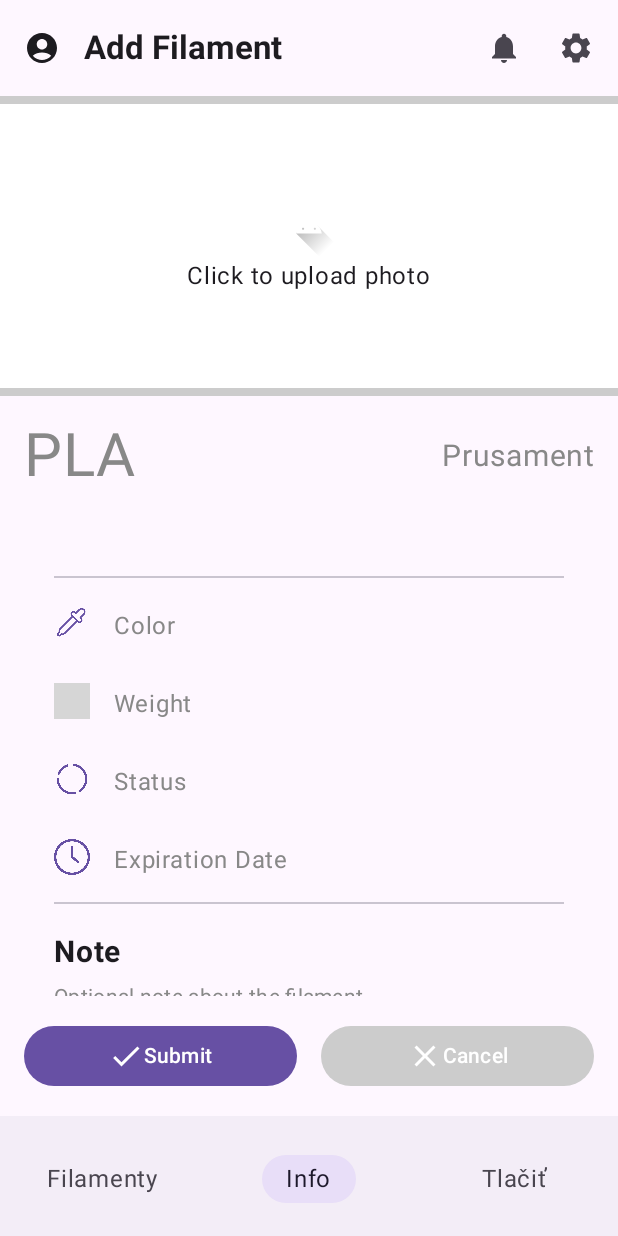
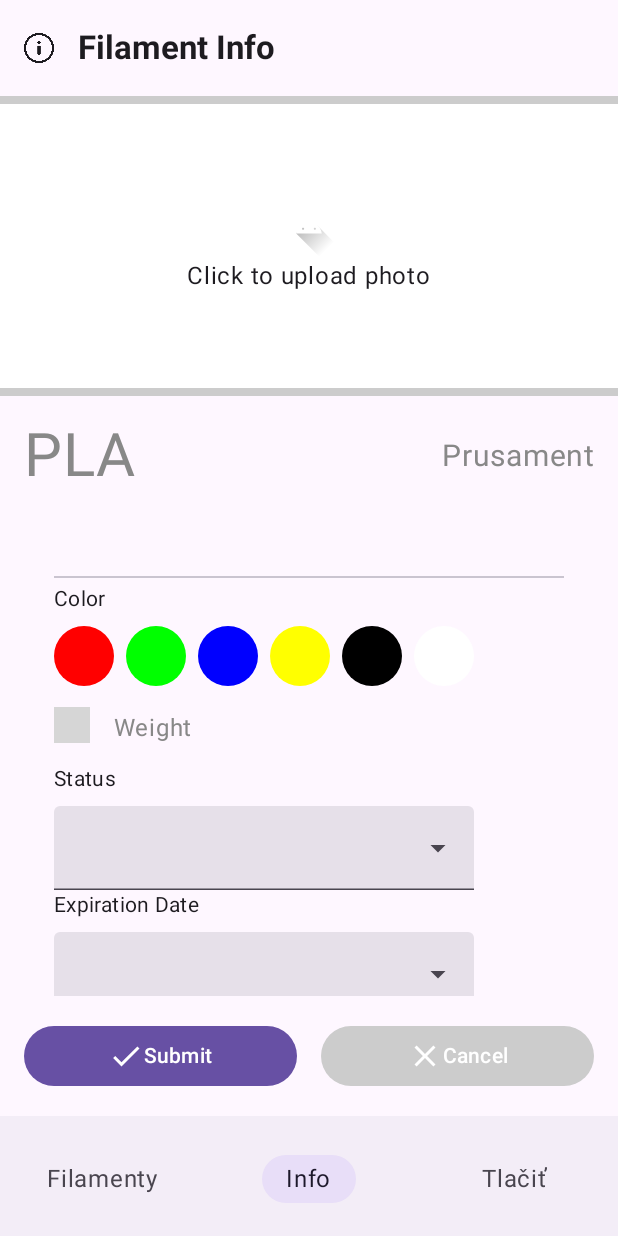
Before and after one commit to Moriacik/SpoolSync, an Android app built with Jetpack Compose: the FilamentNfcScreen screen opened through its navigation route, after a tap on "Add", on a phone screen of 412 x 824 dp. Run offline under Robolectric (Android 15) with nearby library versions, the phone set to English and light mode, and no system bars; our stand-ins replace Firebase (no records; nobody signed in at launch, a user with empty details on screens opened directly); grey boxes are pictures that could not be loaded.

Commit message:
prerabka formulara
prerabka formulara

```diff
--- a/SpoolSync/app/src/main/java/com/example/spoolsync/Navigation.kt
+++ b/SpoolSync/app/src/main/java/com/example/spoolsync/Navigation.kt
@@ -27,7 +27,7 @@ fun SpoolSyncApp() {
 
     NavHost(
         navController = navController,
-        startDestination = "login"
+        startDestination = "filaments",
     ) {
         composable("login") {
             LoginScreen(navController, authViewModel)
--- a/SpoolSync/app/src/main/java/com/example/spoolsync/ui/FilamentFormScreen.kt
+++ b/SpoolSync/app/src/main/java/com/example/spoolsync/ui/FilamentFormScreen.kt
@@ -2,6 +2,7 @@ package com.example.spoolsync.ui
 
 import androidx.compose.foundation.Image
 import androidx.compose.foundation.background
+import androidx.compose.foundation.border
 import androidx.compose.foundation.clickable
 import androidx.compose.foundation.layout.Arrangement
 import androidx.compose.foundation.layout.Box
@@ -20,6 +21,7 @@ import androidx.compose.foundation.text.BasicTextField
 import androidx.compose.foundation.verticalScroll
 import androidx.compose.material.icons.Icons
 import androidx.compose.material.icons.filled.AccountCircle
+import androidx.compose.material.icons.filled.ArrowDropDown
 import androidx.compose.material.icons.filled.Check
 import androidx.compose.material.icons.filled.Close
 import androidx.compose.material.icons.filled.Notifications
@@ -28,7 +30,9 @@ import androidx.compose.material3.BottomAppBar
 import androidx.compose.material3.Button
 import androidx.compose.material3.ButtonDefaults
 import androidx.compose.material3.Divider
+import androidx.compose.material3.DropdownMenuItem
 import androidx.compose.material3.ExperimentalMaterial3Api
+import androidx.compose.material3.ExposedDropdownMenuBox
 import androidx.compose.material3.Icon
 import androidx.compose.material3.IconButton
 import androidx.compose.material3.MaterialTheme
@@ -36,6 +40,7 @@ import androidx.compose.material3.NavigationBar
 import androidx.compose.material3.NavigationBarItem
 import androidx.compose.material3.Scaffold
 import androidx.compose.material3.Text
+import androidx.compose.material3.TextField
 import androidx.compose.material3.TopAppBar
 import androidx.compose.runtime.Composable
 import androidx.compose.runtime.getValue
@@ -81,34 +86,18 @@ fun FilamentFormScreen(
         topBar = {
             TopAppBar(
                 title = {
-                    Text(
-                        text = when (mode) {
-                            VIEW -> "Filament Info"
-                            ADD -> "Add Filament"
-                            EDIT -> "Edit Filament"
-                        },
-                        fontWeight = FontWeight.Bold
-                    )
-                },
-                navigationIcon = {
-                    IconButton(onClick = { /* Account action */ }) {
+                    Row(
+                        verticalAlignment = Alignment.CenterVertically
+                    ) {
                         Icon(
-                            imageVector = Icons.Default.AccountCircle,
-                            contentDescription = "Account"
+                            painter = painterResource(R.drawable.info),
+                            contentDescription = "Info",
+                            Modifier.size(20.dp)
                         )
-                    }
-                },
-                actions = {
-                    IconButton(onClick = { /* Notification action */ }) {
-                        Icon(
-                            imageVector = Icons.Default.Notifications,
-                            contentDescription = "Notifications"
-                        )
-                    }
-                    IconButton(onClick = { /* Settings action */ }) {
-                        Icon(
-                            imageVector = Icons.Default.Settings,
-                            contentDescription = "Settings"
+                        Spacer(modifier = Modifier.width(16.dp))
+                        Text(
+                            text = "Filament Info",
+                            fontWeight = FontWeight.Bold
                         )
                     }
                 }
@@ -298,12 +287,9 @@ private fun EditableFilamentForm(
 ) {
     Column {
         // Color field
-        FormFieldWithIcon(
-            icon = painterResource(R.drawable.collor),
-            value = filament.color,
-            onValueChange = { onFilamentChange(filament.copy(color = it)) },
-            hint = "Color",
-            isEditable = true
+        ColorPicker(
+            selectedColor = filament.color,
+            onColorSelected = { onFilamentChange(filament.copy(color = it)) }
         )
 
         // Weight field
@@ -316,21 +302,19 @@ private fun EditableFilamentForm(
         )
 
         // Status field
-        FormFieldWithIcon(
-            icon = painterResource(R.drawable.status),
-            value = filament.status,
-            onValueChange = { onFilamentChange(filament.copy(status = it)) },
-            hint = "Status",
-            isEditable = true
+        DropdownField(
+            label = "Status",
+            options = listOf("Zatvorene", "Otvorene", "V tlačiarni"),
+            selectedOption = filament.status,
+            onOptionSelected = { onFilamentChange(filament.copy(status = it)) }
         )
 
         // Expiration date field
-        FormFieldWithIcon(
-            icon = painterResource(R.drawable.expiration),
-            value = filament.expirationDate,
-            onValueChange = { onFilamentChange(filament.copy(expirationDate = it)) },
-            hint = "Expiration Date",
-            isEditable = true
+        DropdownField(
+            label = "Expiration Date",
+            options = listOf("Týždeň", "Mesiac", "Rok"),
+            selectedOption = filament.expirationDate,
+            onOptionSelected = { onFilamentChange(filament.copy(expirationDate = it)) }
         )
     }
 }
@@ -436,3 +420,68 @@ private fun FormFieldWithIcon(
         }
     }
 }
+
+@OptIn(ExperimentalMaterial3Api::class)
+@Composable
+fun DropdownField(
+    label: String,
+    options: List<String>,
+    selectedOption: String,
+    onOptionSelected: (String) -> Unit
+) {
+    var expanded by remember { mutableStateOf(false) }
+
+    Column {
+        Text(label, style = MaterialTheme.typography.bodyMedium, modifier = Modifier.padding(bottom = 8.dp))
+        ExposedDropdownMenuBox(
+            expanded = expanded,
+            onExpandedChange = { expanded = !expanded }
+        ) {
+            TextField(
+                value = selectedOption,
+                onValueChange = {},
+                readOnly = true,
+                modifier = Modifier.menuAnchor(),
+                trailingIcon = {
+                    Icon(Icons.Default.ArrowDropDown, contentDescription = null)
+                }
+            )
+            ExposedDropdownMenu(
+                expanded = expanded,
+                onDismissRequest = { expanded = false }
+            ) {
+                options.forEach { option ->
+                    DropdownMenuItem(
+                        text = { Text(option) },
+                        onClick = {
+                            onOptionSelected(option)
+                            expanded = false
+                        }
+                    )
+                }
+            }
+        }
+    }
+}
+
+@Composable
+fun ColorPicker(
+    selectedColor: String,
+    onColorSelected: (String) -> Unit
+) {
+    val colors = listOf("Red", "Green", "Blue", "Yellow", "Black", "White")
+    Column {
+        Text("Color", style = MaterialTheme.typography.bodyMedium, modifier = Modifier.padding(bottom = 8.dp))
+        Row(horizontalArrangement = Arrangement.spacedBy(8.dp)) {
+            colors.forEach { color ->
+                Box(
+                    modifier = Modifier
+                        .size(40.dp)
+                        .background(Color(android.graphics.Color.parseColor(color)), shape = CircleShape)
+                        .border(2.dp, if (selectedColor == color) Color.Black else Color.Transparent, CircleShape)
+                        .clickable { onColorSelected(color) }
+                )
+            }
+        }
+    }
+}
--- a/SpoolSync/app/src/main/java/com/example/spoolsync/ui/FilamentNfcScreen.kt
+++ b/SpoolSync/app/src/main/java/com/example/spoolsync/ui/FilamentNfcScreen.kt
@@ -10,6 +10,8 @@ import androidx.navigation.NavController
 import com.example.spoolsync.FilamentViewModel
 import androidx.compose.foundation.layout.*
 import androidx.compose.foundation.Image
+import androidx.compose.foundation.layout.Arrangement
+import androidx.compose.foundation.shape.RoundedCornerShape
 import androidx.compose.foundation.text.KeyboardOptions
 import androidx.compose.material3.*
 import androidx.compose.runtime.*
@@ -19,15 +21,12 @@ import androidx.compose.ui.graphics.Color
 import androidx.compose.ui.platform.LocalContext
 import androidx.compose.ui.res.colorResource
 import androidx.compose.ui.res.painterResource
+import androidx.compose.ui.res.stringResource
 import androidx.compose.ui.text.font.FontWeight
+import androidx.compose.ui.text.input.PasswordVisualTransformation
 import androidx.compose.ui.unit.dp
 import androidx.lifecycle.viewmodel.compose.viewModel
 import com.example.spoolsync.R
-import kotlinx.coroutines.delay
-import kotlinx.coroutines.launch
-import androidx.compose.material.icons.Icons
-import androidx.compose.material.icons.filled.AccountCircle
-import androidx.compose.material.icons.filled.ArrowBack
 
 @OptIn(ExperimentalMaterial3Api::class)
 @Composable
@@ -40,6 +39,8 @@ fun FilamentNfcScreen(
     var isLoading by remember { mutableStateOf(false) }
     var errorMessage by remember { mutableStateOf("") }
     val nfcAdapter: NfcAdapter? = NfcAdapter.getDefaultAdapter(context)
+    var lightGrayColor = colorResource(R.color.light_gray)
+    var darkGrayColor = colorResource(R.color.dark_gray)
 
     DisposableEffect(Unit) {
         val nfcCallback = object : NfcAdapter.ReaderCallback {
@@ -125,25 +126,16 @@ fun FilamentNfcScreen(
         Column(
             modifier = Modifier
                 .fillMaxSize()
-                .padding(innerPadding)
-                .padding(16.dp),
+                .padding(innerPadding),
+            verticalArrangement = Arrangement.Center,
             horizontalAlignment = Alignment.CenterHorizontally
         ) {
-            // NFC Icon
             Image(
-                painter = painterResource(R.drawable.status),
+                painter = painterResource(R.drawable.nfc),
                 contentDescription = "NFC Icon",
                 modifier = Modifier
-                    .size(120.dp)
-                    .padding(32.dp)
-            )
-
-            Spacer(modifier = Modifier.height(32.dp))
-
-            Text(
-                text = "NFC",
-                style = MaterialTheme.typography.headlineSmall,
-                fontWeight = FontWeight.Bold
+                    .size(200.dp)
+                    .padding(16.dp)
             )
 
             Text(
@@ -152,7 +144,7 @@ fun FilamentNfcScreen(
                 color = Color.Gray
             )
 
-            Spacer(modifier = Modifier.height(16.dp))
+            Spacer(modifier = Modifier.height(40.dp))
 
             Text(
                 text = "or",
@@ -160,17 +152,25 @@ fun FilamentNfcScreen(
                 color = Color.Gray
             )
 
-            Spacer(modifier = Modifier.height(16.dp))
+            Spacer(modifier = Modifier.height(40.dp))
 
-            // Manual ID Input
             OutlinedTextField(
                 value = nfcId,
                 onValueChange = { nfcId = it },
-                label = { Text("Enter ID manually") },
-                modifier = Modifier.fillMaxWidth()
+                label = { Text("Enter ID manually", color = darkGrayColor) },
+                modifier = Modifier
+                    .width(280.dp),
+                shape = RoundedCornerShape(12.dp),
+                colors = OutlinedTextFieldDefaults.colors(
+                    focusedBorderColor = lightGrayColor,
+                    unfocusedBorderColor = lightGrayColor,
+                    cursorColor = lightGrayColor,
+                    unfocusedLabelColor = lightGrayColor,
+                    focusedLabelColor = lightGrayColor,
+                )
             )
 
-            Spacer(modifier = Modifier.height(32.dp))
+            Spacer(modifier = Modifier.height(16.dp))
 
             Button(
                 onClick = {
@@ -187,7 +187,14 @@ fun FilamentNfcScreen(
                     }
                 },
                 enabled = !isLoading,
-                modifier = Modifier.fillMaxWidth()
+                modifier = Modifier
+                    .height(50.dp)
+                    .width(280.dp),
+                shape = RoundedCornerShape(25.dp),
+                colors = ButtonDefaults.buttonColors(
+                    containerColor = lightGrayColor,
+                    contentColor = darkGrayColor
+                )
             ) {
                 if (isLoading) {
                     CircularProgressIndicator(
--- a/SpoolSync/app/src/main/java/com/example/spoolsync/ui/FilamentsScreen.kt
+++ b/SpoolSync/app/src/main/java/com/example/spoolsync/ui/FilamentsScreen.kt
@@ -8,6 +8,7 @@ import androidx.compose.foundation.lazy.LazyColumn
 import androidx.compose.foundation.lazy.LazyRow
 import androidx.compose.foundation.lazy.items
 import androidx.compose.foundation.shape.CircleShape
+import androidx.compose.foundation.shape.RoundedCornerShape
 import androidx.compose.material.icons.Icons
 import androidx.compose.material.icons.filled.AccountCircle
 import androidx.compose.material.icons.filled.Add
@@ -19,7 +20,9 @@ import androidx.compose.ui.Alignment
 import androidx.compose.ui.Modifier
 import androidx.compose.ui.graphics.Color
 import androidx.compose.ui.res.colorResource
+import androidx.compose.ui.res.painterResource
 import androidx.compose.ui.text.font.FontWeight
+import androidx.compose.ui.text.style.TextAlign
 import androidx.compose.ui.unit.dp
 import androidx.lifecycle.viewmodel.compose.viewModel
 import androidx.navigation.NavController
@@ -140,8 +143,8 @@ fun FilamentsScreen(
                 modifier = Modifier.padding(vertical = 8.dp),
                 horizontalArrangement = Arrangement.spacedBy(8.dp)
             ) {
-                items(listOf("All", "Prusa MK3S", "Bambulab A1", "Packed", "Unpacked")) { category ->
-                    CategoryChip(category = category)
+                items(listOf(R.drawable.filament, R.drawable.printer , R.drawable.box_closed, R.drawable.box_opened)) { imageResource ->
+                    CategoryChip(imageResource = imageResource)
                 }
             }
         }
@@ -149,16 +152,34 @@ fun FilamentsScreen(
 }
 
 @Composable
-fun CategoryChip(category: String) {
-    Surface(
-        shape = MaterialTheme.shapes.small,
-        color = MaterialTheme.colorScheme.primaryContainer,
+fun CategoryChip(imageResource: Int) {
+    Column(
+        horizontalAlignment = Alignment.CenterHorizontally,
         modifier = Modifier.padding(4.dp)
     ) {
+        Box(
+            modifier = Modifier
+                .size(96.dp)
+                .background(color = colorResource(R.color.light_gray), shape = RoundedCornerShape(12.dp)),
+            contentAlignment = Alignment.Center
+        ) {
+            Icon(
+                painter = painterResource(imageResource),
+                contentDescription = "Filamenty",
+                modifier = Modifier.size(70.dp)
+            )
+        }
+
         Text(
-            text = category,
-            style = MaterialTheme.typography.labelLarge,
-            modifier = Modifier.padding(horizontal = 12.dp, vertical = 8.dp)
+            text = when (imageResource) {
+                R.drawable.filament -> "Všetky"
+                R.drawable.printer -> "V tlačiarni"
+                R.drawable.box_closed -> "Zatvorene"
+                R.drawable.box_opened -> "Otvorene"
+                else -> "Neznáma kategória"
+            },
+            style = MaterialTheme.typography.bodyLarge,
+            modifier = Modifier.align(Alignment.Start)
         )
     }
 }
```
Also changed, not shown: SpoolSync/app/src/main/res/drawable/box_closed.png (added), SpoolSync/app/src/main/res/drawable/box_opened.png (added), SpoolSync/app/src/main/res/drawable/filament.png (added), SpoolSync/app/src/main/res/drawable/nfc.png (added), SpoolSync/app/src/main/res/drawable/printer.png (added).
